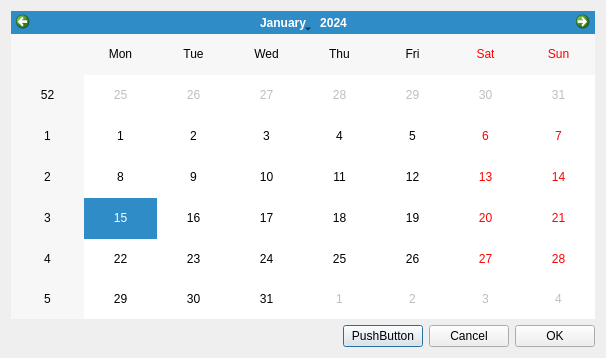
First picture: the form in rave/framework/datetimeselector.ui, repository pgathogo/raven, before the edit.
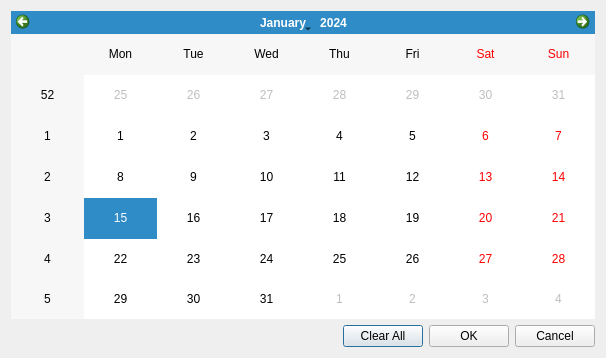
Second picture: the form after the edit.

What changed in the file:
```diff
--- a/rave/framework/datetimeselector.ui
+++ b/rave/framework/datetimeselector.ui
@@ -63,20 +63,13 @@
         <bool>false</bool>
        </property>
        <property name="text">
-        <string>PushButton</string>
+        <string>Clear All</string>
        </property>
        <property name="default">
         <bool>true</bool>
        </property>
       </widget>
      </item>
-     <item>
-      <widget class="QPushButton" name="btnCancel">
-       <property name="text">
-        <string>Cancel</string>
-       </property>
-      </widget>
-     </item>
      <item>
       <widget class="QPushButton" name="btnOK">
        <property name="text">
@@ -84,6 +77,13 @@
        </property>
       </widget>
      </item>
+     <item>
+      <widget class="QPushButton" name="btnCancel">
+       <property name="text">
+        <string>Cancel</string>
+       </property>
+      </widget>
+     </item>
     </layout>
    </item>
   </layout>
```
Left out of the diff: 2 changed lines with no effect on the pictures.
